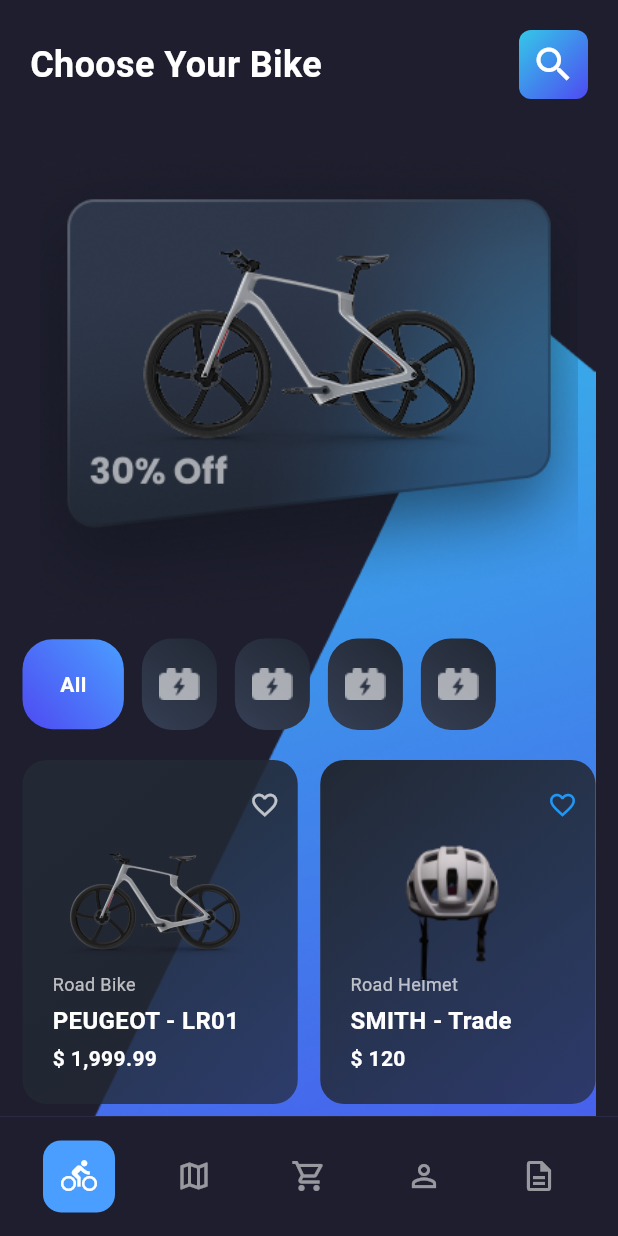
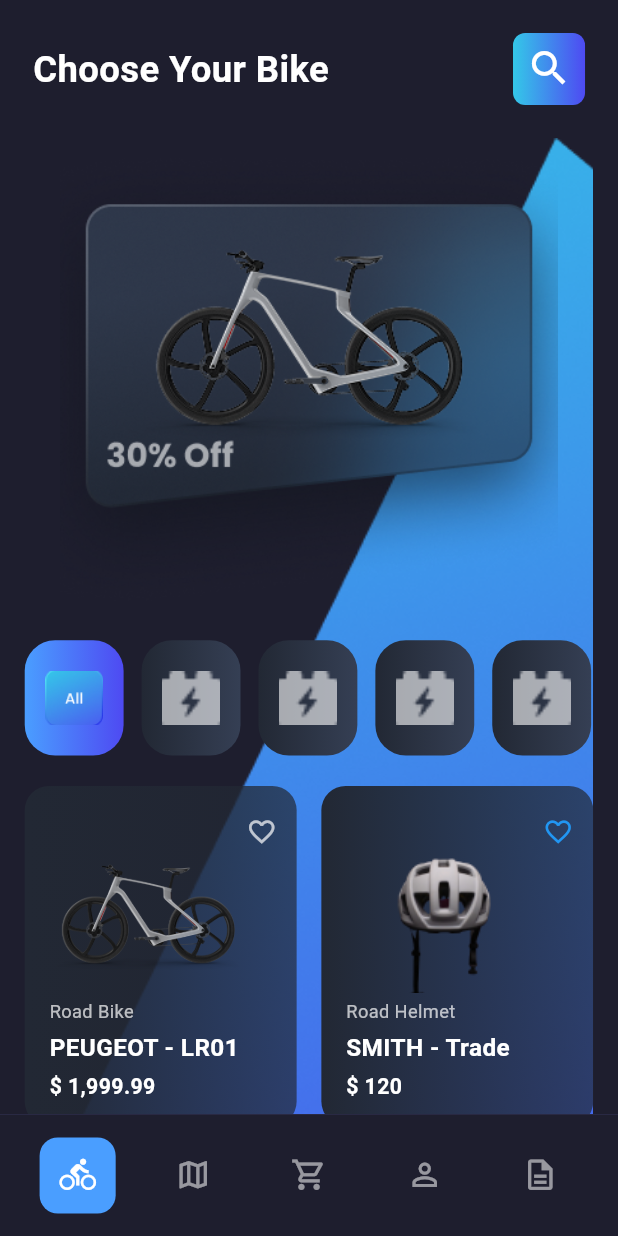
Before and after one commit to AhmedMohamed127/guitaraUiTAsk, a Flutter app: the screen it shows after launch, on a phone screen of 412 x 824 dp. Run offline on Flutter 3.47's test engine with Material 3 defaults, Android fonts, the phone set to English and light mode, and no system bars; our stand-ins replace flutter_screenutil.

Commit message:
Finish Task

```diff
--- a/lib/home.dart
+++ b/lib/home.dart
@@ -1,167 +1,40 @@
 import 'package:flutter/material.dart';
+import 'package:flutter_screenutil/flutter_screenutil.dart';
 
 class BikeShoppingScreen extends StatelessWidget {
   const BikeShoppingScreen({Key? key}) : super(key: key);
 
+  static const Color backgroundColor = Color(0xFF1E1E2E);
+  static const Color cardDark = Color(0xFF222834);
+  static const Color gradientStart = Color(0xFF34C8E8);
+  static const Color gradientEnd = Color(0xFF4E4AF2);
+
   @override
   Widget build(BuildContext context) {
     return Scaffold(
-      backgroundColor: const Color(0xFF1E1E2E),
+      backgroundColor: backgroundColor,
       body: SafeArea(
         child: Column(
           children: [
-            // Header
-            Padding(
-              padding: const EdgeInsets.all(20.0),
-              child: Row(
-                mainAxisAlignment: MainAxisAlignment.spaceBetween,
-                children: [
-                  const Text(
-                    'Choose Your Bike',
-                    style: TextStyle(
-                      color: Colors.white,
-                      fontSize: 24,
-                      fontWeight: FontWeight.bold,
-                    ),
-                  ),
-                  Container(
-                    padding: const EdgeInsets.all(8),
-                    decoration: BoxDecoration(
-                      gradient: LinearGradient(
-                        begin: Alignment.topLeft,
-                        end: Alignment.bottomRight,
-                        colors: [Color(0xFF34C8E8), Color(0xFF4E4AF2)],
-                      ),
-                      borderRadius: BorderRadius.circular(8),
-                    ),
-                    child: const Icon(
-                      Icons.search,
-                      color: Colors.white,
-                      size: 30,
-                    ),
-                  ),
-                ],
-              ),
-            ),
-
+            const _Header(),
             Expanded(
               child: SingleChildScrollView(
-                padding: const EdgeInsets.symmetric(horizontal: 15),
+                padding: EdgeInsets.symmetric(horizontal: 15.w),
                 child: Container(
-
-                  decoration: BoxDecoration(
+                  decoration: const BoxDecoration(
                     image: DecorationImage(
-                      image: AssetImage('assets/images/BG.png',),
+                      image: AssetImage('assets/images/BG.png'),
+                      fit: BoxFit.cover,
                     ),
                   ),
                   child: Column(
                     children: [
-                      SizedBox(height: 10),
-                      // Featured E-bike Card
-                      // Bike Image
-                      ClipRRect(
-                        borderRadius: BorderRadiusGeometry.circular(20),
-                        child: Stack(
-                          alignment: Alignment.center,
-                          children: [
-                            Container(
-                              child: Image.asset(
-                                'assets/images/TopCard.png',
-                                // Replace with your asset
-                                width: double.infinity,
-                                height: 500,
-                                fit: BoxFit.fitHeight,
-                              ),
-                              width: double.infinity,
-                              height: MediaQuery.of(context).size.height * 0.4,
-                            ),
-                          ],
-                        ),
-                      ),
-                      // Filter Chips
-                      Row(
-                        children: [
-                          _buildFilterChip(
-                            true,
-                            'All',
-                            Image.asset('assets/images/Bicycle.png', width: 0),
-                          ),
-                          const SizedBox(width: 12),
-                          _buildFilterChip(
-                            false,
-                            '',
-                            Image.asset('assets/images/batt.png'),
-                          ),
-                          const SizedBox(width: 12, height: 30),
-                          _buildFilterChip(
-                            false,
-                            '',
-                            Image.asset('assets/images/batt.png'),
-                          ),
-                          const SizedBox(width: 12),
-                          _buildFilterChip(
-                            false,
-                            '',
-                            Image.asset('assets/images/batt.png'),
-                          ),
-                          const SizedBox(width: 12),
-                          _buildFilterChip(
-                            false,
-                            '',
-                            Image.asset('assets/images/batt.png'),
-                          ),
-                        ],
-                      ),
-
-                      const SizedBox(height: 20),
-
-                      // Products Grid
-                      GridView.count(
-                        shrinkWrap: true,
-                        physics: const NeverScrollableScrollPhysics(),
-                        crossAxisCount: 2,
-                        childAspectRatio: 0.8,
-                        crossAxisSpacing: 15,
-                        mainAxisSpacing: 15,
-                        children: [
-                          _buildProductCard(
-                              'Road Bike',
-                              'PEUGEOT - LR01',
-                              '\$ 1,999.99',
-                              'assets/road_bike.png',
-                              Color(0xFF222834),
-                              Image.asset('assets/images/bike.png'),
-                              true
-                          ),
-                          _buildProductCard(
-                              'Road Helmet',
-                              'SMITH - Trade',
-                              '\$ 120',
-                              'assets/helmet.png',
-                              const Color(0xFF222834),
-                              Image.asset('assets/images/Image.png'),
-                              false
-                          ),
-                          _buildProductCard(
-                              'Mountain Bike',
-                              'TREK - X1',
-                              '\$ 2,499.99',
-                              'assets/mountain_bike.png',
-                              const Color(0xFF222834),
-                              Image.asset('assets/images/bike.png'),
-                              true
-                          ),
-                          _buildProductCard(
-                              'Bike Accessories',
-                              'Various Items',
-                              '\$ 99.99',
-                              'assets/accessories.png',
-                              const Color(0xFF222834),
-                              Image.asset('assets/images/bike.png'),
-                              false
-                          ),
-                        ],
-                      ),
+                      SizedBox(height: 10.h),
+                      const _FeaturedBikeCard(),
+                      SizedBox(height: 20.h),
+                      const _FilterChipsRow(),
+                      SizedBox(height: 20.h),
+                      _ProductsGrid(),
                     ],
                   ),
                 ),
@@ -170,144 +43,246 @@ class BikeShoppingScreen extends StatelessWidget {
           ],
         ),
       ),
-      bottomNavigationBar: Container(
-        height: 80,
-        decoration: const BoxDecoration(
-          color: Color(0xFF1E1E2E),
-          border: Border(top: BorderSide(color: Color(0xFF2D2D4A), width: 0.5)),
-        ),
-        child: Row(
-          mainAxisAlignment: MainAxisAlignment.spaceEvenly,
-          children: [
-            _buildBottomNavItem(Icons.directions_bike, true),
-            _buildBottomNavItem(Icons.map_outlined, false),
-            _buildBottomNavItem(Icons.shopping_cart_outlined, false),
-            _buildBottomNavItem(Icons.person_outline, false),
-            _buildBottomNavItem(Icons.description_outlined, false),
-          ],
-        ),
-      ),
+      bottomNavigationBar: const _BottomNavBar(),
     );
   }
+}
 
-  Widget _buildFilterChip(bool isSelected, String? label, Widget icon) {
-    return Stack(
-      alignment: Alignment.center,
-      children: [
-        Container(
-          padding: const EdgeInsets.symmetric(horizontal: 25, vertical: 20),
-          decoration: BoxDecoration(
-            gradient: LinearGradient(
-              begin: Alignment.topRight,
-              end: Alignment.bottomLeft,
-              colors: isSelected
-                  ? [Color(0xFF4A9EFF), Color(0xFF4E4AF2)]
-                  : [Color(0xFF222834), Color(0xFF353F54)],
-            ),
-            borderRadius: BorderRadius.circular(20),
-          ),
-          child: Text(
-            label!,
+class _Header extends StatelessWidget {
+  const _Header();
+
+  @override
+  Widget build(BuildContext context) {
+    return Padding(
+      padding: EdgeInsets.all(20.w),
+      child: Row(
+        mainAxisAlignment: MainAxisAlignment.spaceBetween,
+        children: [
+          Text(
+            'Choose Your Bike',
             style: TextStyle(
               color: Colors.white,
-              fontSize: 14,
-              fontWeight: isSelected ? FontWeight.w600 : FontWeight.normal,
+              fontSize: 24.sp,
+              fontWeight: FontWeight.bold,
             ),
           ),
-        ),
-        icon,
-      ],
-    );
-  }
-
-  Widget _buildProductCard(
-      String category,
-      String title,
-      String price,
-      String imagePath,
-      Color cardColor,
-      Widget image,
-      bool check,
-      ) {
-    return Container(
-      decoration: BoxDecoration(
-        gradient: LinearGradient(
-          begin: Alignment.topLeft,
-          end: Alignment.bottomRight,
-          colors: [cardColor, cardColor.withOpacity(0.7)],
-        ),
-        borderRadius: BorderRadius.circular(16),
-      ),
-      child: Stack(
-        children: [
-          Padding(
-            padding: const EdgeInsets.all(20),
-            child: Column(
-              crossAxisAlignment: CrossAxisAlignment.start,
-              children: [
-                const Spacer(),
-                Text(
-                  category,
-                  style: const TextStyle(color: Colors.white70, fontSize: 12),
-                ),
-                const SizedBox(height: 4),
-                Text(
-                  title,
-                  style: const TextStyle(
-                    color: Colors.white,
-                    fontSize: 16,
-                    fontWeight: FontWeight.bold,
-                  ),
-                ),
-                const SizedBox(height: 4),
-                Text(
-                  price,
-                  style: const TextStyle(
-                    color: Colors.white,
-                    fontSize: 14,
-                    fontWeight: FontWeight.w600,
-                  ),
-                ),
-              ],
+          Container(
+            padding: EdgeInsets.all(8.w),
+            decoration: BoxDecoration(
+              gradient: const LinearGradient(
+                colors: [BikeShoppingScreen.gradientStart, BikeShoppingScreen.gradientEnd],
+              ),
+              borderRadius: BorderRadius.circular(8.r),
             ),
-          ),
-          // Heart icon
-          Positioned(
-            top: 20,
-            right: 12,
-            child:  Icon(Icons.favorite_border,  color: check ? Colors.white70 : Colors.blue, size: 20),
-          ),
-          // Product image placeholder
-          Positioned(
-            right: 20,
-            top: 20,
-            child: Container(
-              width: 150,
-              height: 150,
-              decoration: BoxDecoration(
-                color: Colors.transparent,
-                borderRadius: BorderRadius.circular(8),
-              ),
-              child: image,
-            ),
+            child: Icon(Icons.search, color: Colors.white, size: 30.sp),
           ),
         ],
       ),
     );
   }
+}
 
-  Widget _buildBottomNavItem(IconData icon, bool isSelected) {
-    return Container(
-      padding: const EdgeInsets.all(12),
-      decoration: BoxDecoration(
-        color: isSelected ? const Color(0xFF4A9EFF) : Colors.transparent,
-        borderRadius: BorderRadius.circular(12),
-      ),
-      child: Icon(
-        icon,
-        color: isSelected ? Colors.white : Colors.white54,
-        size: 24,
+class _FeaturedBikeCard extends StatelessWidget {
+  const _FeaturedBikeCard();
+
+  @override
+  Widget build(BuildContext context) {
+    return ClipRRect(
+      borderRadius: BorderRadius.circular(20.r),
+      child: Image.asset(
+        'assets/images/TopCard.png',
+        width: double.infinity,
+        height: 300.h,
+        fit: BoxFit.fitHeight,
       ),
     );
   }
 }
+
+class _FilterChipsRow extends StatelessWidget {
+  const _FilterChipsRow();
+
+  @override
+  Widget build(BuildContext context) {
+    return Row(
+      children: const [
+        _FilterChip(isSelected: true, label: '', iconPath: 'assets/images/Bicycle.png'),
+        SizedBox(width: 12),
+        _FilterChip(isSelected: false, label: '', iconPath: 'assets/images/batt.png'),
+        SizedBox(width: 12),
+        _FilterChip(isSelected: false, label: '', iconPath: 'assets/images/batt.png'),
+        SizedBox(width: 12),
+        _FilterChip(isSelected: false, label: '', iconPath: 'assets/images/batt.png'),
+        SizedBox(width: 12),
+        _FilterChip(isSelected: false, label: '', iconPath: 'assets/images/batt.png'),
+      ],
+    );
+  }
+}
+
+class _FilterChip extends StatelessWidget {
+  final bool isSelected;
+  final String label;
+  final String iconPath;
+
+  const _FilterChip({
+    required this.isSelected,
+    required this.label,
+    required this.iconPath,
+  });
+
+  @override
+  Widget build(BuildContext context) {
+    return Stack(
+      alignment: Alignment.center,
+      children: [
+        Container(
+          padding: EdgeInsets.symmetric(horizontal: 30.w, vertical: 28.h),
+          decoration: BoxDecoration(
+            gradient: LinearGradient(
+              colors: isSelected
+                  ? [const Color(0xFF4A9EFF), const Color(0xFF4E4AF2)]
+                  : [const Color(0xFF222834), const Color(0xFF353F54)],
+            ),
+            borderRadius: BorderRadius.circular(20.r),
+          ),
+          child: Text(
+            label,
+            style: TextStyle(
+              color: Colors.white,
+              fontSize: 14.sp,
+              fontWeight: isSelected ? FontWeight.w600 : FontWeight.normal,
+            ),
+          ),
+        ),
+        Image.asset(iconPath, width: 35.w, height: 35.h,
+        fit: BoxFit.cover,),
+      ],
+    );
+  }
+}
+
+class _ProductsGrid extends StatelessWidget {
+  final products = const [
+    Product('Road Bike', 'PEUGEOT - LR01', '\$ 1,999.99', 'assets/images/bike.png', true),
+    Product('Road Helmet', 'SMITH - Trade', '\$ 120', 'assets/images/Image.png', false),
+    Product('Mountain Bike', 'TREK - X1', '\$ 2,499.99', 'assets/images/bike.png', true),
+    Product('Bike Accessories', 'Various Items', '\$ 99.99', 'assets/images/bike.png', false),
+  ];
+
+  @override
+  Widget build(BuildContext context) {
+    return GridView.builder(
+      shrinkWrap: true,
+      physics: const NeverScrollableScrollPhysics(),
+      itemCount: products.length,
+      gridDelegate: SliverGridDelegateWithFixedCrossAxisCount(
+        crossAxisCount: 2,
+        childAspectRatio: 0.8,
+        crossAxisSpacing: 15.w,
+        mainAxisSpacing: 15.h,
+      ),
+      itemBuilder: (context, index) => _ProductCard(product: products[index]),
+    );
+  }
+}
+
+class Product {
+  final String category;
+  final String title;
+  final String price;
+  final String imagePath;
+  final bool isFavorite;
+
+  const Product(this.category, this.title, this.price, this.imagePath, this.isFavorite);
+}
+
+class _ProductCard extends StatelessWidget {
+  final Product product;
+
+  const _ProductCard({required this.product});
+
+  @override
+  Widget build(BuildContext context) {
+    return Container(
+      decoration: BoxDecoration(
+        gradient: LinearGradient(
+          colors: [BikeShoppingScreen.cardDark, BikeShoppingScreen.cardDark.withOpacity(0.7)],
+        ),
+        borderRadius: BorderRadius.circular(16.r),
+      ),
+      child: Stack(
+        children: [
+          Padding(
+            padding: EdgeInsets.all(15.w),
+            child: Column(
+              crossAxisAlignment: CrossAxisAlignment.start,
+              children: [
+                const Spacer(),
+                Text(product.category, style: TextStyle(color: Colors.white70, fontSize: 12.sp)),
+                SizedBox(height: 4.h),
+                Text(product.title, style: TextStyle(color: Colors.white, fontSize: 16.sp, fontWeight: FontWeight.bold)),
+                SizedBox(height: 4.h),
+                Text(product.price, style: TextStyle(color: Colors.white, fontSize: 14.sp, fontWeight: FontWeight.w600)),
+              ],
+            ),
+          ),
+          Positioned(
+            top: 20.h,
+            right: 12.w,
+            child: Icon(Icons.favorite_border, color: product.isFavorite ? Colors.white70 : Colors.blue, size: 20.sp),
+          ),
+          Positioned(
+            right: 15.w,
+            top: 10.h,
+            child: Image.asset(product.imagePath, width: 150.w, height: 150.h),
+          ),
+        ],
+      ),
+    );
+  }
+}
+
+class _BottomNavBar extends StatelessWidget {
+  const _BottomNavBar();
+
+  @override
+  Widget build(BuildContext context) {
+    return Container(
+      height: 80.h,
+      decoration: const BoxDecoration(
+        color: BikeShoppingScreen.backgroundColor,
+        border: Border(top: BorderSide(color: Color(0xFF2D2D4A), width: 0.5)),
+      ),
+      child: Row(
+        mainAxisAlignment: MainAxisAlignment.spaceEvenly,
+        children: const [
+          _BottomNavItem(icon: Icons.directions_bike, isSelected: true),
+          _BottomNavItem(icon: Icons.map_outlined, isSelected: false),
+          _BottomNavItem(icon: Icons.shopping_cart_outlined, isSelected: false),
+          _BottomNavItem(icon: Icons.person_outline, isSelected: false),
+          _BottomNavItem(icon: Icons.description_outlined, isSelected: false),
+        ],
+      ),
+    );
+  }
+}
+
+class _BottomNavItem extends StatelessWidget {
+  final IconData icon;
+  final bool isSelected;
+
+  const _BottomNavItem({required this.icon, required this.isSelected});
+
+  @override
+  Widget build(BuildContext context) {
+    return Container(
+      padding: EdgeInsets.all(12.w),
+      decoration: BoxDecoration(
+        color: isSelected ? const Color(0xFF4A9EFF) : Colors.transparent,
+        borderRadius: BorderRadius.circular(12.r),
+      ),
+      child: Icon(icon, color: isSelected ? Colors.white : Colors.white54, size: 24.sp),
+    );
+  }
+}
--- a/lib/main.dart
+++ b/lib/main.dart
@@ -1,23 +1,31 @@
 import 'package:flutter/material.dart';
-
-import 'home.dart';
+import 'package:flutter_screenutil/flutter_screenutil.dart';
+import 'home.dart'; // adjust path if needed
 
 void main() {
+  WidgetsFlutterBinding.ensureInitialized();
   runApp(const MyApp());
 }
 
 class MyApp extends StatelessWidget {
   const MyApp({super.key});
 
-  // This widget is the root of your application.
   @override
   Widget build(BuildContext context) {
-    return MaterialApp(
-      title: 'Flutter Demo',
-      theme: ThemeData(
-        colorScheme: ColorScheme.fromSeed(seedColor: Colors.deepPurple),
-      ),
-      home: const BikeShoppingScreen(),
+    return ScreenUtilInit(
+      designSize: const Size(375, 812), // your design reference
+      minTextAdapt: true,
+      splitScreenMode: true,
+      // pass your top-level screen as `child`
+      child: const BikeShoppingScreen(),
+      builder: (context, child) {
+        // return MaterialApp and use `child` as the home
+        return MaterialApp(
+          debugShowCheckedModeBanner: false,
+          title: 'Bike Shop',
+          home: child,
+        );
+      },
     );
   }
 }
--- a/pubspec.yaml
+++ b/pubspec.yaml
@@ -45,6 +45,8 @@ dev_dependencies:
   # package. See that file for information about deactivating specific lint
   # rules and activating additional ones.
   flutter_lints: ^5.0.0
+  flutter_screenutil:
+
 
 # For information on the generic Dart part of this file, see the
 # following page: https://dart.dev/tools/pub/pubspec
```
Also changed, not shown: pubspec.lock.
